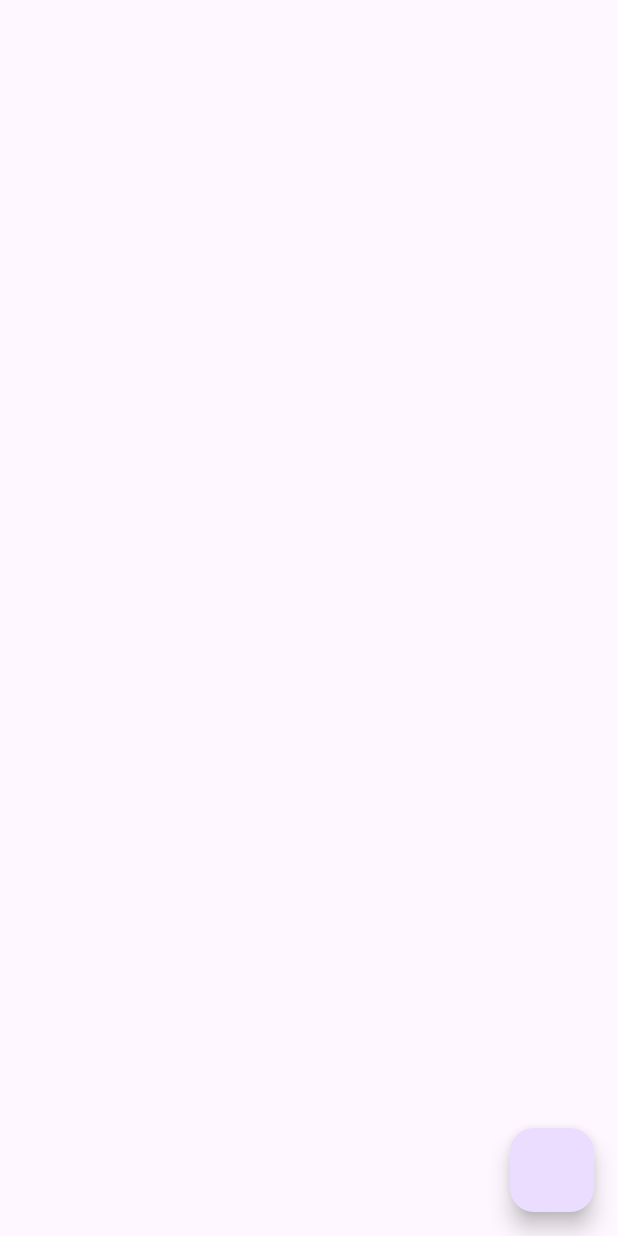
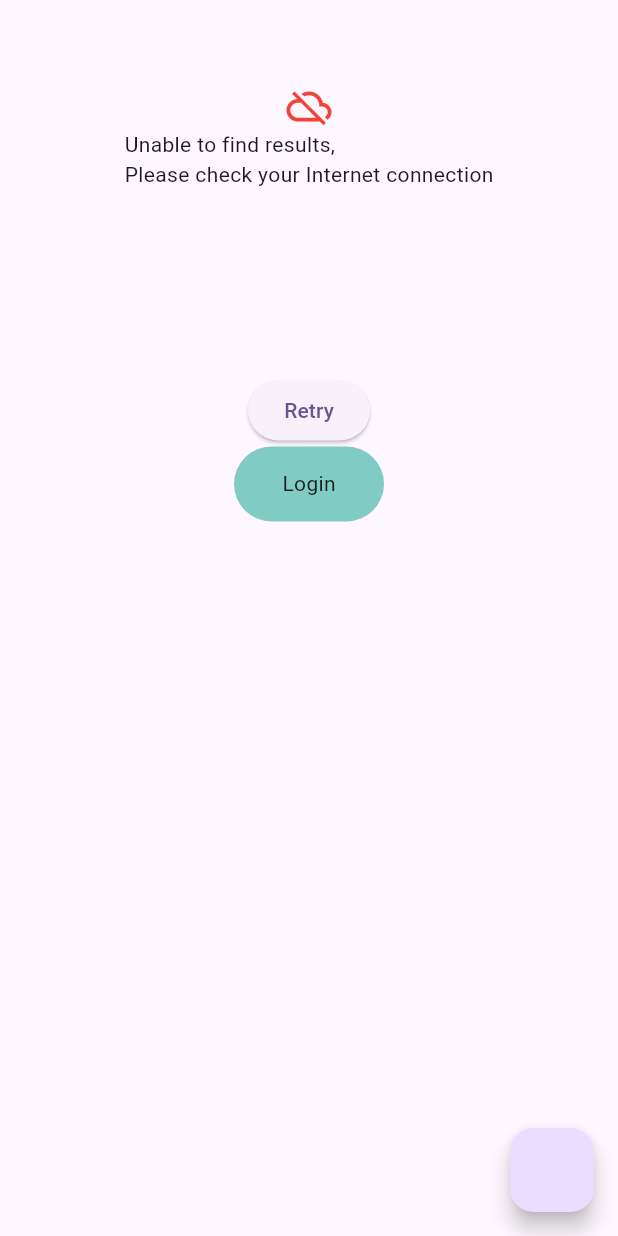
Before and after one commit to UzairZQ/getx_mvvm, a Flutter app: the screen it shows after launch, on a phone screen of 412 x 824 dp. Run offline on Flutter 3.47's test engine with Material 3 defaults, Android fonts, the phone set to English and light mode, and no system bars; our stand-ins replace fluttertoast, get.

Commit message:
added widget components for reuse

```diff
--- a/lib/main.dart
+++ b/lib/main.dart
@@ -23,6 +23,7 @@ class MyApp extends StatelessWidget {
         useMaterial3: true,
       ),
       getPages: AppRoutes.appRoutes(),
+
     );
   }
 }
--- /dev/null
+++ b/lib/res/components/general_exception.dart
@@ -0,0 +1,36 @@
+import 'package:flutter/material.dart';
+import 'package:get/get_utils/get_utils.dart';
+import 'package:getx_mvvm/utils/app_colors.dart';
+
+class GeneralExceptionWidget extends StatefulWidget {
+  const GeneralExceptionWidget({super.key});
+
+  @override
+  State<GeneralExceptionWidget> createState() =>
+      _GeneralExceptionWidgetState();
+}
+
+class _GeneralExceptionWidgetState extends State<GeneralExceptionWidget> {
+  @override
+  Widget build(BuildContext context) {
+    final height = MediaQuery.of(context).size.height;
+
+    return Padding(
+      padding: const EdgeInsets.symmetric(horizontal: 20.0),
+      child: Column(
+        children: [
+          const Icon(
+            Icons.cloud_off,
+            color: AppColors.redColor,
+            size: 30.0,
+          ),
+          Text('general_exception'.tr),
+          SizedBox(
+            height: height * 0.15,
+          ),
+          ElevatedButton(onPressed: () {}, child: const Text('Retry'))
+        ],
+      ),
+    );
+  }
+}
--- /dev/null
+++ b/lib/res/components/internet_exception_widget.dart
@@ -0,0 +1,40 @@
+import 'package:flutter/material.dart';
+import 'package:get/get_utils/get_utils.dart';
+import 'package:getx_mvvm/utils/app_colors.dart';
+
+class InternetExceptionWidget extends StatefulWidget {
+  const InternetExceptionWidget({super.key, required this.onPress});
+  final VoidCallback onPress;
+
+  @override
+  State<InternetExceptionWidget> createState() =>
+      _InternetExceptionWidgetState();
+}
+
+class _InternetExceptionWidgetState extends State<InternetExceptionWidget> {
+  @override
+  Widget build(BuildContext context) {
+    final height = MediaQuery.of(context).size.height;
+
+    return Center(
+      child: Padding(
+        padding: const EdgeInsets.symmetric(horizontal: 20.0),
+        child: Column(
+          children: [
+            const Icon(
+              Icons.cloud_off,
+              color: AppColors.redColor,
+              size: 30.0,
+            ),
+            Text('internet_exception'.tr),
+            SizedBox(
+              height: height * 0.15,
+            ),
+            ElevatedButton(
+                onPressed: widget.onPress, child: const Text('Retry'))
+          ],
+        ),
+      ),
+    );
+  }
+}
--- /dev/null
+++ b/lib/res/components/round_button.dart
@@ -0,0 +1,37 @@
+import 'package:flutter/material.dart';
+import 'package:getx_mvvm/utils/app_colors.dart';
+
+class RoundButton extends StatelessWidget {
+  const RoundButton(
+      {super.key,
+      this.height = 50,
+      this.width = 100,
+      required this.onPress,
+      required this.title,
+      this.loading = false,
+      this.buttonColor = AppColors.buttonColor,
+      this.textColor = AppColors.textColor});
+
+  final bool loading;
+  final double height, width;
+  final VoidCallback onPress;
+  final String title;
+  final Color textColor, buttonColor;
+
+  @override
+  Widget build(BuildContext context) {
+    return InkWell(
+      onTap: onPress,
+      child: Container(
+        height: height,
+        width: width,
+        decoration: BoxDecoration(
+            color: AppColors.buttonColor,
+            borderRadius: BorderRadius.circular(40)),
+        child: loading
+            ? const CircularProgressIndicator()
+            : Center(child: Text(title)),
+      ),
+    );
+  }
+}
--- a/lib/res/getx_localization/languages.dart
+++ b/lib/res/getx_localization/languages.dart
@@ -5,6 +5,10 @@ class Languages extends Translations {
   Map<String, Map<String, String>> get keys => {
         'en_Us': {
           'email_hint': 'Enter Email',
+          'internet_exception':
+              'Unable to find results, \nPlease check your Internet connection',
+          'general_exception':
+              'Unable to process the request, \nPlease try again'
         },
         'ur_PK': {'email_hint': 'ای میل درج کریں۔'}
       };
--- a/lib/utils/app_colors.dart
+++ b/lib/utils/app_colors.dart
@@ -3,4 +3,7 @@ import 'package:flutter/material.dart';
 class AppColors {
   static const Color blackColor = Colors.black;
   static const Color whiteColor = Colors.white;
+  static const Color redColor = Colors.red;
+  static const Color textColor = Colors.white24;
+  static const Color buttonColor = Color.fromARGB(255, 128, 203, 196);
 }
--- a/lib/view/splash_screen.dart
+++ b/lib/view/splash_screen.dart
@@ -1,5 +1,7 @@
 import 'package:flutter/material.dart';
 import 'package:getx_mvvm/data/exceptions.dart';
+import 'package:getx_mvvm/res/components/internet_exception_widget.dart';
+import 'package:getx_mvvm/res/components/round_button.dart';
 
 class SplashScreen extends StatefulWidget {
   const SplashScreen({super.key});
@@ -16,6 +18,14 @@ class _SplashScreenState extends State<SplashScreen> {
       floatingActionButton: FloatingActionButton(onPressed: () {
         throw InternetException();
       }),
+      body: Column(
+        children: [
+          InternetExceptionWidget(
+            onPress: () {},
+          ),
+          RoundButton(onPress: () {}, title: 'Login')
+        ],
+      ),
     );
   }
 }
```
Also changed, not shown: 1 other file.
